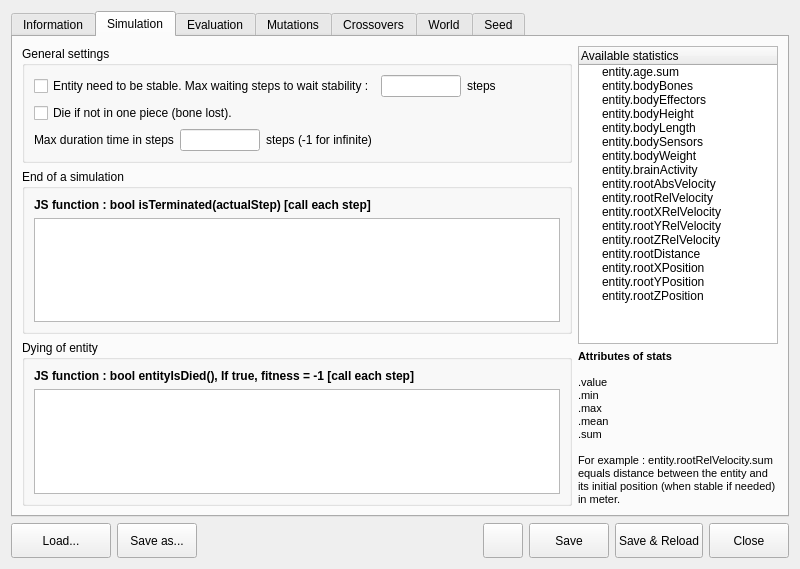
GeneCraft/GeneCraft-Project, file src/genecraft/core/ui/widgets/experiments/experimentspropertiescontroller.ui: the form before one commit.
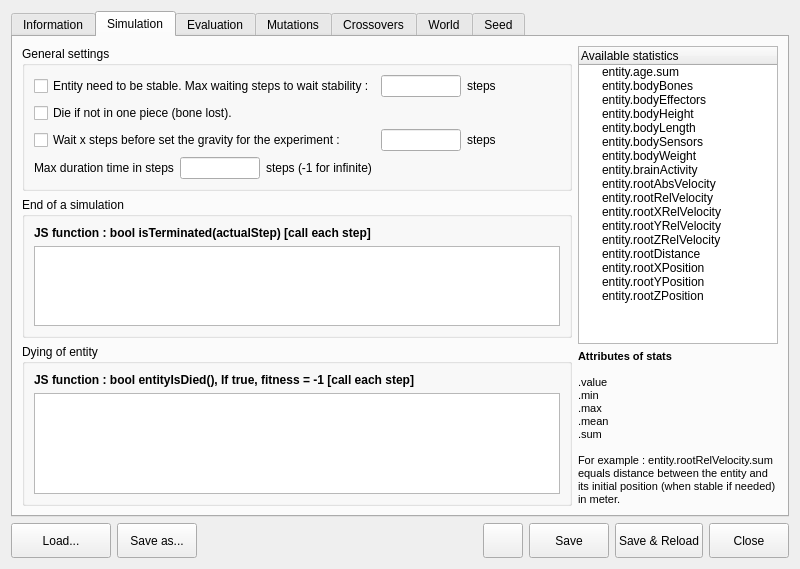
The form after the commit. The open tabs and pages were chosen to show the change. Icons and pictures are not drawn.

Commit message: rotation of camera after gravity change (not working)

```diff
--- a/src/genecraft/core/ui/widgets/experiments/experimentspropertiescontroller.ui
+++ b/src/genecraft/core/ui/widgets/experiments/experimentspropertiescontroller.ui
@@ -452,7 +452,7 @@
             </property>
            </widget>
           </item>
-          <item row="4" column="0" colspan="2">
+          <item row="5" column="0" colspan="2">
            <layout class="QHBoxLayout" name="horizontalLayout_3">
             <item>
              <widget class="QLabel" name="label_7">
@@ -496,6 +496,30 @@
             </item>
            </layout>
           </item>
+          <item row="3" column="0">
+           <widget class="QCheckBox" name="cbWaitBeforeSetGravity">
+            <property name="text">
+             <string>Wait x steps before set the gravity for the experiment :</string>
+            </property>
+           </widget>
+          </item>
+          <item row="3" column="1">
+           <widget class="QLineEdit" name="leStepsBeforeGravity">
+            <property name="maximumSize">
+             <size>
+              <width>80</width>
+              <height>16777215</height>
+             </size>
+            </property>
+           </widget>
+          </item>
+          <item row="3" column="2">
+           <widget class="QLabel" name="label_32">
+            <property name="text">
+             <string>steps</string>
+            </property>
+           </widget>
+          </item>
          </layout>
         </widget>
        </item>
```
Left out of the diff: 4 changed lines with no effect on the pictures. The commit also changes 14 other files.
